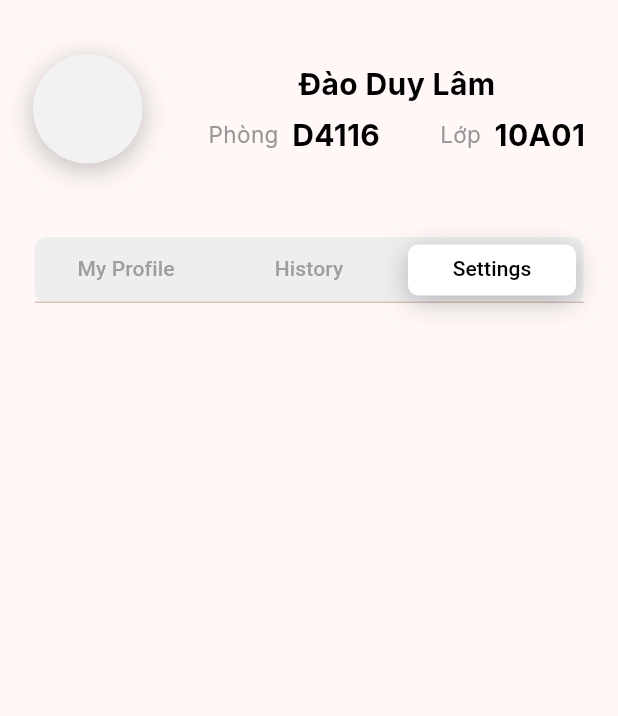
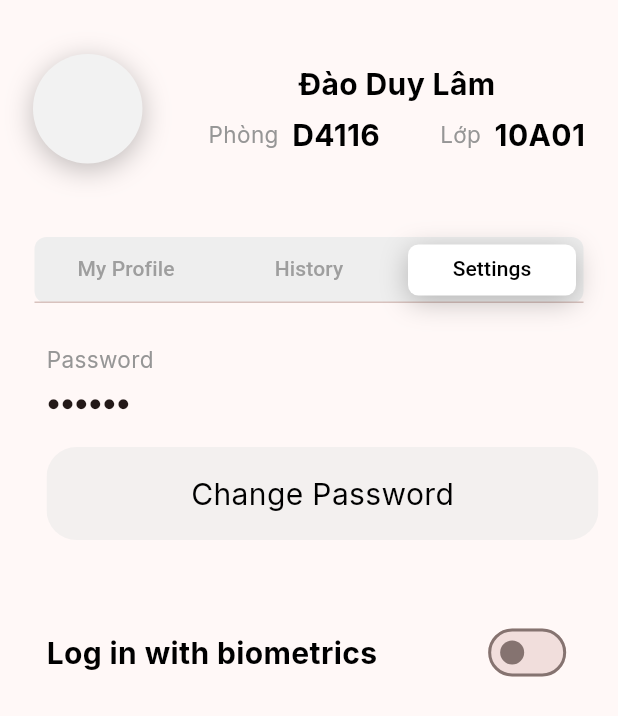
Before and after one commit to daoduylam2008/IdealMeal, a Flutter app: the ProfileView widget shown alone on an empty page, opened directly, tab 3 chosen, on a phone screen of 412 x 824 dp. Shown: the top 716 px of the screen. Run offline on Flutter 3.47's test engine with Material 3 defaults, Android fonts, the phone set to English and light mode, and no system bars; drawn by our look-alikes of blurrycontainer; our stand-ins replace google_fonts, table_calendar.

Commit message:
update settings in profile view

```diff
--- a/lib/constant.dart
+++ b/lib/constant.dart
@@ -1,6 +1,8 @@
 import 'package:flutter/material.dart';
+import 'package:google_fonts/google_fonts.dart';
 
-const double blackRectDY = 86;
+
+const double blackRectDY = 87;
 
 const Offset homeOffset = Offset(79, blackRectDY);
 const Offset mealOffset = Offset(166, blackRectDY);
@@ -25,6 +27,17 @@ String urlToMealsData = 'http://127.0.0.1:8000/api/v1/meals/1';
 String iconPath(String name) {
   return "assets/icons/$name icon.png";
 }
+
+
+TextStyle font(double size, Color color, FontWeight weight) {
+  return GoogleFonts.inter(
+      textStyle: TextStyle(
+    fontSize: size,
+    color: color,
+    fontWeight: weight,
+  ));
+}
+
 
 class Student {
   final int id;
@@ -132,4 +145,4 @@ var studentTest = Student(
 var userTest = User(
     id: 100112,
     username: "Đào Duy Lâm",
-    password: "1234");
+    password: "Lamdao");
--- a/lib/responsive_layout/mobile_layout/OrderView.dart
+++ b/lib/responsive_layout/mobile_layout/OrderView.dart
@@ -17,8 +17,6 @@ class OrderView extends StatefulWidget {
 class _OrderView extends State<OrderView> {
   DateTime _focusedDay = DateTime.now();
   DateTime _selectedDay = DateTime.now();
-
-  List item = ["Tom", "Bill"];
 
   @override
   Widget build(BuildContext context) {
--- a/lib/responsive_layout/mobile_layout/ProfileView.dart
+++ b/lib/responsive_layout/mobile_layout/ProfileView.dart
@@ -1,7 +1,7 @@
+// ignore_for_file: non_constant_identifier_names
+
 import 'package:flutter/material.dart';
-import 'package:flutter/widgets.dart';
 import 'package:student_attendance/constant.dart';
-import 'package:google_fonts/google_fonts.dart';
 import 'package:student_attendance/responsive_layout/mobile_layout/profile_tab/History.dart';
 import 'package:student_attendance/responsive_layout/mobile_layout/profile_tab/MyProfile.dart';
 import 'package:student_attendance/responsive_layout/mobile_layout/profile_tab/Settings.dart';
@@ -11,15 +11,6 @@ class ProfileView extends StatefulWidget {
 
   @override
   State<ProfileView> createState() => _ProfileView();
-}
-
-TextStyle font(double size, Color color, FontWeight weight) {
-  return GoogleFonts.inter(
-      textStyle: TextStyle(
-    fontSize: size,
-    color: color,
-    fontWeight: weight,
-  ));
 }
 
 class _ProfileView extends State<ProfileView> with TickerProviderStateMixin {
@@ -38,7 +29,7 @@ class _ProfileView extends State<ProfileView> with TickerProviderStateMixin {
   var tab_view = [
     MyProfile(),
     History(),
-    Settings(),
+    const Settings(),
   ];
 
   void onTpa(int selection) {
@@ -148,6 +139,7 @@ class _ProfileView extends State<ProfileView> with TickerProviderStateMixin {
         const SizedBox(height: 27),
         // Navigation tab
         IndexedStack(
+          alignment: Alignment.topLeft,
           index: _selection,
           children: tab_view,
         )
--- a/lib/responsive_layout/mobile_layout/profile_tab/Settings.dart
+++ b/lib/responsive_layout/mobile_layout/profile_tab/Settings.dart
@@ -1,10 +1,68 @@
 import 'package:flutter/material.dart';
+import 'package:blurrycontainer/blurrycontainer.dart';
 
-class Settings extends StatelessWidget {
+import 'package:student_attendance/constant.dart';
+import "PasswordChanging.dart";
+
+class Settings extends StatefulWidget {
+  const Settings({super.key});
+
+  @override
+  State<Settings> createState() => _Settings();
+}
+
+class _Settings extends State<Settings> {
+  var user = userTest;
+  var biometricsLogin = false;
+
+  void loginSwitch(bool value) {
+    setState(() {
+      biometricsLogin = value;
+    });
+  }
+
   @override
   Widget build(context) {
-    return Row(
-
-    );
+    return SafeArea(
+        child: Padding(
+            padding: const EdgeInsets.only(left: 31),
+            child: Column(
+              crossAxisAlignment: CrossAxisAlignment.start,
+              children: [
+                Text("Password",
+                    style: font(15, const Color.fromRGBO(150, 150, 150, 1),
+                        FontWeight.normal)),
+                const SizedBox(height: 7),
+                Text("●" * user.password.length,
+                    style: const TextStyle(
+                        fontSize: 15)),
+                const SizedBox(height: 20),
+                InkWell(
+                    borderRadius: const BorderRadius.all(Radius.circular(20)),
+                    onTap: () {
+                      Navigator.push(
+                          context,
+                          MaterialPageRoute(
+                              builder: ((context) => const PasswordChanging())));
+                    },
+                    child: BlurryContainer(
+                        borderRadius:
+                            const BorderRadius.all(Radius.circular(20)),
+                        height: 62,
+                        width: 368,
+                        color: const Color.fromRGBO(231, 231, 231, .5),
+                        child: Center(
+                            child: Text("Change Password",
+                                style: font(
+                                    20, Colors.black, FontWeight.normal))))),
+                const SizedBox(height: 51),
+                Row(children: [
+                  Text("Log in with biometrics",
+                      style: font(20, Colors.black, FontWeight.bold)),
+                  const SizedBox(width: 70),
+                  Switch(value: biometricsLogin, onChanged: loginSwitch)
+                ])
+              ],
+            )));
   }
 }
--- a/pubspec.yaml
+++ b/pubspec.yaml
@@ -35,7 +35,6 @@ dependencies:
   # The following adds the Cupertino Icons font to your application.
   # Use with the CupertinoIcons class for iOS style icons.
   cupertino_icons: ^1.0.2
-  sqflite: ^2.3.2
   path: ^1.8.3
   curved_navigation_bar: ^1.0.3
   http: ^1.2.1
@@ -43,6 +42,7 @@ dependencies:
   in_app_review: ^2.0.9
   table_calendar: ^3.0.0
   google_fonts: ^6.2.1
+  passwordfield: ^0.2.0
 
 dev_dependencies:
   flutter_test:
```
Also changed, not shown: lib/responsive_layout/mobile_layout/mobile_layout.dart (+3 -24 lines), lib/responsive_layout/mobile_layout/profile_tab/PasswordChanging.dart (added, +63 -0 lines), pubspec.lock, 2 other files.
